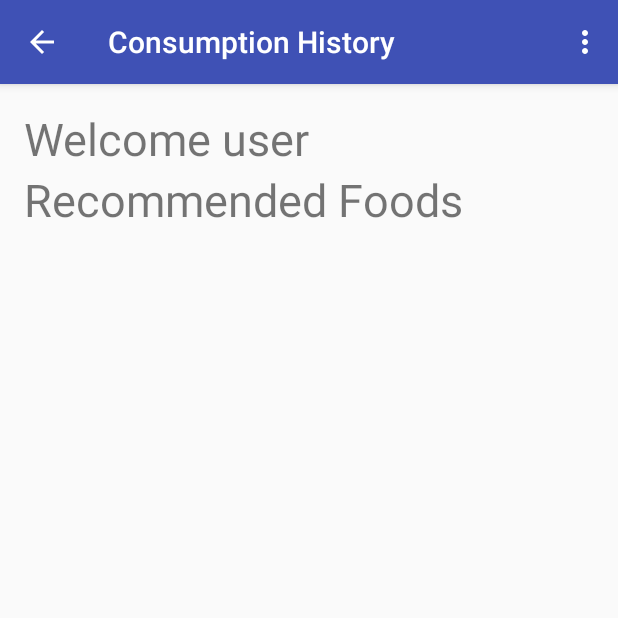
After one commit to bounswe/bounswe2016group4, an Android app: the HomeActivity screen opened directly, with no data from a screen before it, on a phone screen of 412 x 824 dp, the top half of it. The commit adds this screen. Run offline under Robolectric (Android 15) with nearby library versions, the phone set to English and light mode, and no system bars; our stand-ins replace Volley; libraries missing offline, so code that uses them is left out: com.nostra13.universalimageloader; network calls fail; 2 statements that could not run were skipped.

Commit message:
most functionality working

```diff
--- a/kwueAndroid/Kwue/app/src/main/java/com/knowwhatwoueat/kwue/Activities/BasicSearch.java
+++ b/kwueAndroid/Kwue/app/src/main/java/com/knowwhatwoueat/kwue/Activities/BasicSearch.java
@@ -202,7 +202,7 @@ public class BasicSearch extends AppCompatActivity  {
 
     protected void sendBasicSearchHttpRequest(String query) {
 
-        String searchUrl = url + "basic_search?user_id=1&search_text=" + query;
+        String searchUrl = url + "basic_search?search_text=" + query;
         System.out.println(searchUrl);
 
         // Request a string response from the provided URL.
--- a/kwueAndroid/Kwue/app/src/main/java/com/knowwhatwoueat/kwue/Activities/ConsumptionHistoryActivity.java
+++ b/kwueAndroid/Kwue/app/src/main/java/com/knowwhatwoueat/kwue/Activities/ConsumptionHistoryActivity.java
@@ -296,7 +296,8 @@ public class ConsumptionHistoryActivity extends AppCompatActivity {
         return super.onCreateOptionsMenu(menu);
     }
     private void sendConsumptionRequest(){
-        String semanticUrl = url +"get_consumption_history?user_id=" + Constants.user_id + "&setting=" + interval;
+        int user_id = Constants.getInstance().getUser_id();
+        String semanticUrl = url +"get_consumption_history?user_id=" + user_id + "&setting=" + interval;
 
         StringRequest gsonRequest = new StringRequest(Request.Method.GET,semanticUrl,
                 new Response.Listener<String>() {
--- /dev/null
+++ b/kwueAndroid/Kwue/app/src/main/java/com/knowwhatwoueat/kwue/Activities/HomeActivity.java
@@ -0,0 +1,132 @@
+package com.knowwhatwoueat.kwue.Activities;
+
+import android.app.SearchManager;
+import android.content.Context;
+import android.content.Intent;
+import android.os.Bundle;
+import android.support.design.widget.FloatingActionButton;
+import android.support.design.widget.Snackbar;
+import android.support.v4.view.MenuItemCompat;
+import android.support.v7.app.AppCompatActivity;
+import android.support.v7.widget.SearchView;
+import android.support.v7.widget.Toolbar;
+import android.util.Log;
+import android.view.Menu;
+import android.view.MenuInflater;
+import android.view.MenuItem;
+import android.view.View;
+import android.widget.ListView;
+
+import com.android.volley.Request;
+import com.android.volley.RequestQueue;
+import com.android.volley.Response;
+import com.android.volley.VolleyError;
+import com.android.volley.toolbox.StringRequest;
+import com.android.volley.toolbox.Volley;
+import com.knowwhatwoueat.kwue.Adapters.ConsumptionListAdapter;
+import com.knowwhatwoueat.kwue.DataModels.Food;
+import com.knowwhatwoueat.kwue.R;
+import com.knowwhatwoueat.kwue.Utils.Constants;
+
+import java.util.ArrayList;
+import java.util.List;
+
+
+public class HomeActivity extends AppCompatActivity {
+    private ListView recommendedListView;
+    private List<Food> foods;
+
+    private String url = Constants.endPoint;
+    private RequestQueue queue;
+    @Override
+    protected void onCreate(Bundle savedInstanceState) {
+        super.onCreate(savedInstanceState);
+        setContentView(R.layout.activity_home);
+        Toolbar toolbar = (Toolbar) findViewById(R.id.toolbar);
+        setSupportActionBar(toolbar);
+        getSupportActionBar().setDisplayHomeAsUpEnabled(true);
+        getSupportActionBar().setTitle("Consumption History");
+        getSupportActionBar().setDisplayShowTitleEnabled(true);
+
+        queue = Volley.newRequestQueue(this);
+
+
+        foods = new ArrayList<>();
+
+        recommendedListView = (ListView) findViewById(R.id.recommended_list);
+
+        sendHomeRequest();
+
+
+        ConsumptionListAdapter recommendedListAdapter = new ConsumptionListAdapter(this,foods);
+        recommendedListView.setAdapter(recommendedListAdapter);
+    }
+
+    protected void sendHomeRequest(){
+        int user_id = Constants.getInstance().getUser_id();
+        String semanticUrl = url +"get_consumption_history?user_id=" +user_id + "&setting=" ;
+
+        StringRequest gsonRequest = new StringRequest(Request.Method.GET,semanticUrl,
+                new Response.Listener<String>() {
+                    @Override
+                    public void onResponse(String response) {
+                        Log.d("response", "onResponse: in" + response);
+                        assignRecommendedFoods(response);
+                    }
+                }, new Response.ErrorListener() {
+            @Override
+            public void onErrorResponse(VolleyError error) {
+                Log.d("response","That didn't work!" + error);
+            }
+        });
+// Add the request to the RequestQueue.
+        queue.add(gsonRequest);
+    }
+
+    protected void assignRecommendedFoods(String recommendedResponse){
+
+    }
+    @Override
+    protected void onStart() {
+        super.onStart();
+
+    }
+    @Override
+    public boolean onOptionsItemSelected(MenuItem item) {
+        // Handle item selection
+        switch (item.getItemId()) {
+            case R.id.search:
+                Log.d("search", "onOptionsItemSelected: ");
+                Intent i = new Intent(HomeActivity.this, BasicSearch.class);
+                startActivity(i);
+                return true;
+            case R.id.advanced_search:
+                Intent ik = new Intent(HomeActivity.this, AdvancedSearch.class);
+                startActivity(ik);
+                return true;
+            default:
+                return super.onOptionsItemSelected(item);
+        }
+    }
+
+    public boolean onCreateOptionsMenu(Menu menu) {
+        MenuInflater inflater = getMenuInflater();
+        inflater.inflate(R.menu.options_menu, menu);
+
+        MenuItem searchItem = menu.findItem(R.id.search);
+
+        SearchManager searchManager = (SearchManager) this.getSystemService(Context.SEARCH_SERVICE);
+
+        SearchView searchView = (SearchView) MenuItemCompat.getActionView(searchItem);
+        if (searchItem != null) {
+            searchView = (SearchView) searchItem.getActionView();
+        }
+        if (searchView != null) {
+            searchView.setSearchableInfo(searchManager.getSearchableInfo(this.getComponentName()));
+        }
+
+
+        return super.onCreateOptionsMenu(menu);
+    }
+
+}
--- a/kwueAndroid/Kwue/app/src/main/java/com/knowwhatwoueat/kwue/Activities/LoginActivity.java
+++ b/kwueAndroid/Kwue/app/src/main/java/com/knowwhatwoueat/kwue/Activities/LoginActivity.java
@@ -26,6 +26,7 @@ public class LoginActivity extends AppCompatActivity {
     private String password;
     private int userID;
     private LoginResult login;
+    private boolean loginSuccess ;
 
     private RequestQueue queue;
     String url = Constants.endPoint;
@@ -70,6 +71,7 @@ public class LoginActivity extends AppCompatActivity {
 
                     Intent i = new Intent(LoginActivity.this, ProfilePageActivity.class);
                     i.putExtra("userId", userID);
+                    Toast.makeText(LoginActivity.this,"Login success",Toast.LENGTH_LONG);
                     //i.putExtra("PasswordTextView", password);
                     startActivity(i);
 
@@ -88,7 +90,6 @@ public class LoginActivity extends AppCompatActivity {
         });
         sendSessionRequest();
     }
-
     protected void sendLoginHttpRequest() {
 
         String loginUrl = url + "android_login?user_email_address="+email+"&user_password="+password;
@@ -119,6 +120,8 @@ public class LoginActivity extends AppCompatActivity {
         Gson gson = new Gson();
         login = gson.fromJson(response,LoginResult.class);
         userID = login.getUserID();
+        Constants.getInstance().setUser_id(userID);
+
     }
 
 
--- a/kwueAndroid/Kwue/app/src/main/java/com/knowwhatwoueat/kwue/Utils/Constants.java
+++ b/kwueAndroid/Kwue/app/src/main/java/com/knowwhatwoueat/kwue/Utils/Constants.java
@@ -5,8 +5,23 @@ package com.knowwhatwoueat.kwue.Utils;
  */
 
 public class Constants {
+    private static Constants instance = new Constants();
 
     public static String endPoint = "http://ec2-54-227-149-31.compute-1.amazonaws.com:8000/";
-    public static int user_id = 1;
-    public static String consumptionHistorySetting = "monthly";
+    public int user_id = 1;
+
+
+    public int getUser_id() {
+        return user_id;
+    }
+
+    public void setUser_id(int user_id) {
+        this.user_id = user_id;
+    }
+
+    public static Constants getInstance() {
+        return instance;
+    }
+
+
 }
--- /dev/null
+++ b/kwueAndroid/Kwue/app/src/main/res/layout/activity_home.xml
@@ -0,0 +1,27 @@
+<?xml version="1.0" encoding="utf-8"?>
+<android.support.design.widget.CoordinatorLayout xmlns:android="http://schemas.android.com/apk/res/android"
+    xmlns:app="http://schemas.android.com/apk/res-auto"
+    xmlns:tools="http://schemas.android.com/tools"
+    android:layout_width="match_parent"
+    android:layout_height="match_parent"
+    android:fitsSystemWindows="true"
+    tools:context="com.knowwhatwoueat.kwue.Activities.HomeActivity">
+
+    <android.support.design.widget.AppBarLayout
+        android:layout_width="match_parent"
+        android:layout_height="wrap_content"
+        android:theme="@style/AppTheme.AppBarOverlay">
+
+        <android.support.v7.widget.Toolbar
+            android:id="@+id/toolbar"
+            android:layout_width="match_parent"
+            android:layout_height="?attr/actionBarSize"
+            android:background="?attr/colorPrimary"
+            app:popupTheme="@style/AppTheme.PopupOverlay" />
+
+    </android.support.design.widget.AppBarLayout>
+
+    <include layout="@layout/content_home" />
+
+
+</android.support.design.widget.CoordinatorLayout>
--- /dev/null
+++ b/kwueAndroid/Kwue/app/src/main/res/layout/content_home.xml
@@ -0,0 +1,38 @@
+<?xml version="1.0" encoding="utf-8"?>
+<RelativeLayout xmlns:android="http://schemas.android.com/apk/res/android"
+    xmlns:app="http://schemas.android.com/apk/res-auto"
+    xmlns:tools="http://schemas.android.com/tools"
+    android:id="@+id/content_home"
+    android:layout_width="match_parent"
+    android:layout_height="match_parent"
+    android:paddingBottom="@dimen/activity_vertical_margin"
+    android:paddingLeft="@dimen/activity_horizontal_margin"
+    android:paddingRight="@dimen/activity_horizontal_margin"
+    android:paddingTop="@dimen/activity_vertical_margin"
+    app:layout_behavior="@string/appbar_scrolling_view_behavior"
+    tools:context="com.knowwhatwoueat.kwue.Activities.HomeActivity"
+    tools:showIn="@layout/activity_home">
+    <TextView
+        android:id="@+id/welcome_user"
+        android:text="Welcome user"
+        android:layout_width="wrap_content"
+        android:layout_height="wrap_content"
+        android:textSize="30dp"/>
+    <LinearLayout
+        android:layout_below="@id/welcome_user"
+        android:layout_width="wrap_content"
+        android:layout_height="wrap_content"
+        android:orientation="vertical">
+        <TextView
+
+            android:text="Recommended Foods"
+            android:layout_width="wrap_content"
+            android:layout_height="wrap_content"
+            android:textSize="30dp"/>
+        <ListView
+            android:id="@+id/recommended_list"
+            android:layout_width="wrap_content"
+            android:layout_height="match_parent"></ListView>
+    </LinearLayout>
+
+</RelativeLayout>
--- a/kwueAndroid/Kwue/app/src/main/res/values/strings.xml
+++ b/kwueAndroid/Kwue/app/src/main/res/values/strings.xml
@@ -57,5 +57,6 @@
     <string name="sidebar_opened">Sidebar opened</string>
     <string name="sidebar_closed">Sidebar closed</string>
     <string name="title_activity_food_profile">FoodProfile</string>
+    <string name="title_activity_home">HomeActivity</string>
 
 </resources>
```
Also changed, not shown: kwueAndroid/Kwue/app/src/main/AndroidManifest.xml (+14 -9 lines), kwueAndroid/Kwue/app/src/main/java/com/knowwhatwoueat/kwue/Activities/ProfilePageActivity.java (+11 -8 lines).
